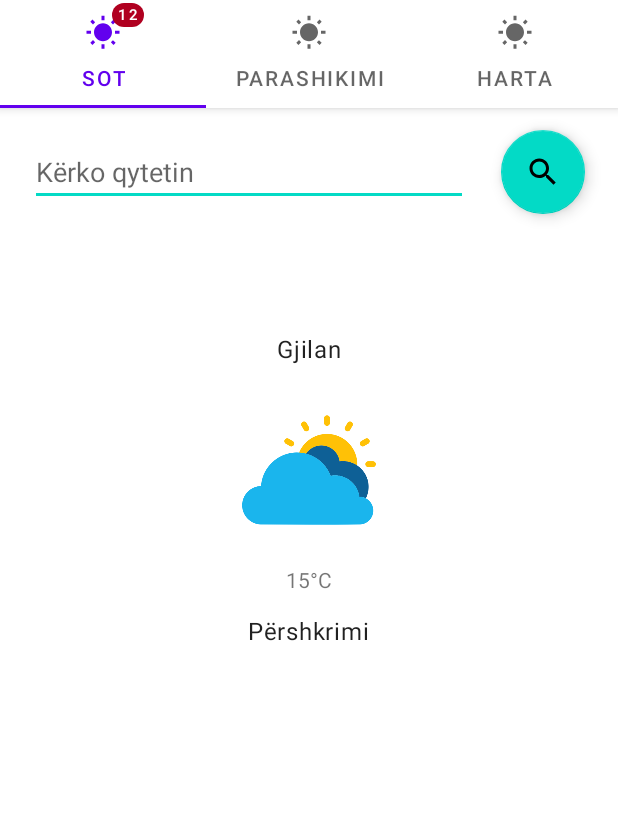
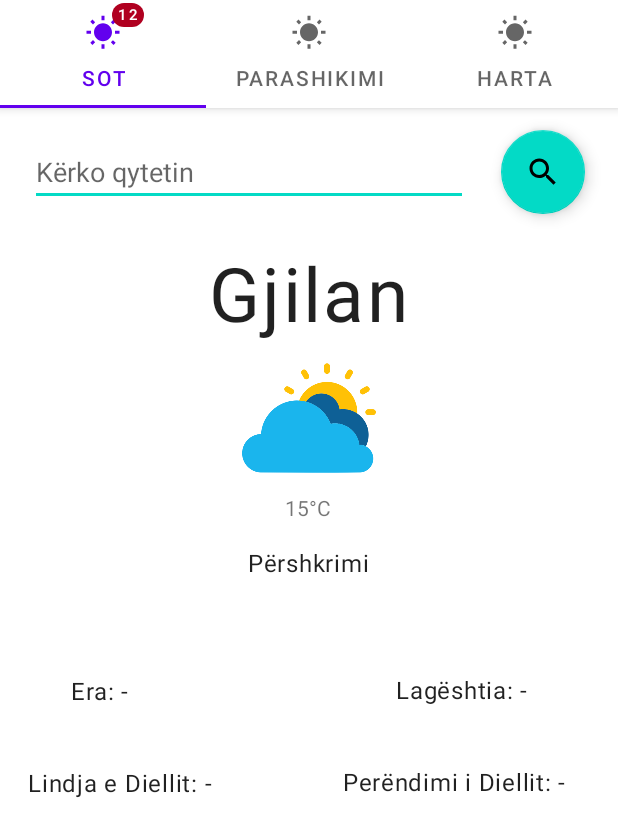
Before and after one commit to ndriqimh/Android_App, an Android app: the screen it shows after launch (MainActivity), on a phone screen of 412 x 824 dp. Shown: the top 837 px of the screen. Run offline under Robolectric (Android 15) with nearby library versions, the light colour scheme and no system bars; pictures from the network do not load.

Commit message:
Futja e lagështisë, shpejtësisë së erës, lindjes dhe perëndimit të Diellit. Rregullime në Dizajn

```diff
--- a/app/src/main/java/com/fiek/androidapp/Moti1.java
+++ b/app/src/main/java/com/fiek/androidapp/Moti1.java
@@ -25,6 +25,7 @@ import org.json.JSONException;
 import org.json.JSONObject;
 
 import java.io.IOException;
+import java.util.Date;
 
 import okhttp3.Call;
 import okhttp3.Callback;
@@ -41,6 +42,10 @@ public class Moti1 extends Fragment {
     TextView view_city;
     TextView view_temp;
     TextView view_desc;
+    TextView view_wind;
+    TextView view_humidity;
+    TextView view_sunrise;
+    TextView view_sunset;
 
     ImageView view_weather;
     EditText search;
@@ -67,6 +72,12 @@ public class Moti1 extends Fragment {
         view_city = view.findViewById(R.id.town);
         view_temp = view.findViewById(R.id.temp);
         view_desc = view.findViewById(R.id.desc);
+
+        view_wind = view.findViewById(R.id.wind);
+        view_humidity = view.findViewById(R.id.humidity);
+
+        view_sunrise = view.findViewById(R.id.sunrise);
+        view_sunset = view.findViewById(R.id.sunset);
 
         view_weather = view.findViewById(R.id.wheather_image);
         search = view.findViewById(R.id.search_edit);
@@ -114,11 +125,37 @@ public class Moti1 extends Fragment {
                         JSONObject temp1 = json.getJSONObject("main");
                         Double Temperature = temp1.getDouble("temp");
 
+
+                        JSONObject wind1 = json.getJSONObject("wind");
+                        Double Wind = wind1.getDouble("speed");
+
+
+                        JSONObject humidity1 = json.getJSONObject("main");
+                        Double Humidity = humidity1.getDouble("humidity");
+
+                        JSONObject sunrise1 = json.getJSONObject("sys");
+                        Double Sunrise = sunrise1.getDouble("sunrise");
+
+                        JSONObject sunset1 = json.getJSONObject("sys");
+                        Double Sunset = sunset1.getDouble("sunset");
+
                         setText(view_city, City);
                         String temps = Math.round(Temperature) + " °C";
                         setText(view_temp, temps);
                         setText(view_desc, description);
                         setImage(view_weather);
+
+                        String winds = "Era: " + (Math.round(Wind)*3.6) + " km/h";
+                        setText(view_wind, winds);
+                        String humiditys = "Lagështia: " + Math.round(Humidity) + "%";
+                        setText(view_humidity, humiditys);
+
+                        String sunrises = "Lindja(Ora): " + Math.round(Sunrise);
+                        setText(view_sunrise, sunrises);
+                        String sunsets = "Perëndimi(Ora): " + Math.round(Sunset);
+                        setText(view_sunset, sunsets);
+
+
 
                     } catch (JSONException e) {
                         e.printStackTrace();
--- a/app/src/main/res/layout/fragment_moti1.xml
+++ b/app/src/main/res/layout/fragment_moti1.xml
@@ -36,20 +36,23 @@
         android:id="@+id/town"
         android:layout_width="wrap_content"
         android:layout_height="wrap_content"
-        android:layout_marginTop="84dp"
+        android:layout_marginTop="24dp"
         android:text="Gjilan"
         android:textAppearance="@style/TextAppearance.MaterialComponents.Body1"
+        android:textSize="50sp"
         app:layout_constraintEnd_toEndOf="parent"
+        app:layout_constraintHorizontal_bias="0.498"
         app:layout_constraintStart_toStartOf="parent"
         app:layout_constraintTop_toBottomOf="@id/search_edit" />
+
 
     <ImageView
         android:id="@+id/wheather_image"
         android:layout_width="100dp"
         android:layout_height="100dp"
-        android:layout_marginTop="20dp"
         android:src="@drawable/wheather"
         app:layout_constraintEnd_toEndOf="parent"
+        app:layout_constraintHorizontal_bias="0.501"
         app:layout_constraintStart_toStartOf="parent"
         app:layout_constraintTop_toBottomOf="@+id/town" />
 
@@ -60,8 +63,10 @@
         android:text="15°C"
         app:layout_constraintBottom_toTopOf="@+id/desc"
         app:layout_constraintEnd_toEndOf="parent"
+        app:layout_constraintHorizontal_bias="0.498"
         app:layout_constraintStart_toStartOf="parent"
-        app:layout_constraintTop_toBottomOf="@+id/wheather_image" />
+        app:layout_constraintTop_toBottomOf="@+id/wheather_image"
+        app:layout_constraintVertical_bias="0.0" />
 
     <TextView
         android:id="@+id/desc"
@@ -74,7 +79,59 @@
         app:layout_constraintHorizontal_bias="0.498"
         app:layout_constraintStart_toStartOf="parent"
         app:layout_constraintTop_toBottomOf="@+id/wheather_image"
-        app:layout_constraintVertical_bias="0.105" />
+        app:layout_constraintVertical_bias="0.074" />
+
+    <TextView
+        android:id="@+id/wind"
+        android:layout_width="wrap_content"
+        android:layout_height="wrap_content"
+        android:text="Era: -"
+        android:textAppearance="@style/TextAppearance.MaterialComponents.Body1"
+        app:layout_constraintBottom_toBottomOf="parent"
+        app:layout_constraintEnd_toStartOf="@+id/guideline2"
+        app:layout_constraintHorizontal_bias="0.284"
+        app:layout_constraintStart_toStartOf="parent"
+        app:layout_constraintTop_toBottomOf="@+id/desc"
+        app:layout_constraintVertical_bias="0.153" />
+
+    <TextView
+        android:id="@+id/humidity"
+        android:layout_width="wrap_content"
+        android:layout_height="wrap_content"
+        android:text="Lagështia: -"
+        android:textAppearance="@style/TextAppearance.MaterialComponents.Body1"
+        app:layout_constraintBottom_toBottomOf="parent"
+        app:layout_constraintEnd_toEndOf="parent"
+        app:layout_constraintHorizontal_bias="0.491"
+        app:layout_constraintStart_toStartOf="@+id/guideline2"
+        app:layout_constraintTop_toBottomOf="@+id/desc"
+        app:layout_constraintVertical_bias="0.151" />
+
+    <TextView
+        android:id="@+id/sunrise"
+        android:layout_width="wrap_content"
+        android:layout_height="wrap_content"
+        android:text="Lindja e Diellit: -"
+        android:textAppearance="@style/TextAppearance.MaterialComponents.Body1"
+        app:layout_constraintBottom_toBottomOf="parent"
+        app:layout_constraintEnd_toStartOf="@+id/guideline2"
+        app:layout_constraintHorizontal_bias="0.224"
+        app:layout_constraintStart_toStartOf="parent"
+        app:layout_constraintTop_toBottomOf="@+id/wind"
+        app:layout_constraintVertical_bias="0.119" />
+
+    <TextView
+        android:id="@+id/sunset"
+        android:layout_width="wrap_content"
+        android:layout_height="wrap_content"
+        android:text="Perëndimi i Diellit: -"
+        android:textAppearance="@style/TextAppearance.MaterialComponents.Body1"
+        app:layout_constraintBottom_toBottomOf="parent"
+        app:layout_constraintEnd_toEndOf="parent"
+        app:layout_constraintHorizontal_bias="0.393"
+        app:layout_constraintStart_toStartOf="@+id/guideline2"
+        app:layout_constraintTop_toBottomOf="@+id/humidity"
+        app:layout_constraintVertical_bias="0.119" />
 
     <androidx.constraintlayout.widget.Guideline
         android:id="@+id/guideline2"
--- a/app/src/main/res/layout/fragment_moti2.xml
+++ b/app/src/main/res/layout/fragment_moti2.xml
@@ -5,10 +5,6 @@
     android:layout_height="match_parent"
     tools:context=".Moti2">
 
-    <!-- TODO: Update blank fragment layout -->
-    <TextView
-        android:layout_width="match_parent"
-        android:layout_height="match_parent"
-        android:text="@string/hello_blank_fragment" />
+
 
 </FrameLayout>
```
Also changed, not shown: app/src/main/java/com/fiek/androidapp/Moti3.java (line endings or trailing spaces).
